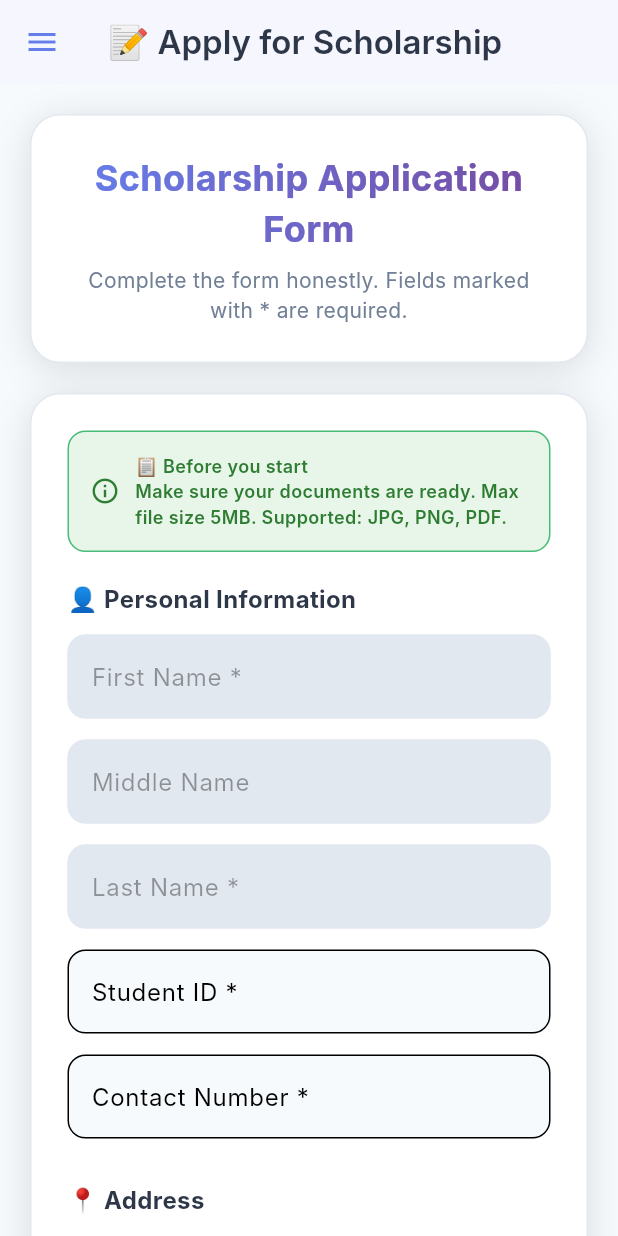
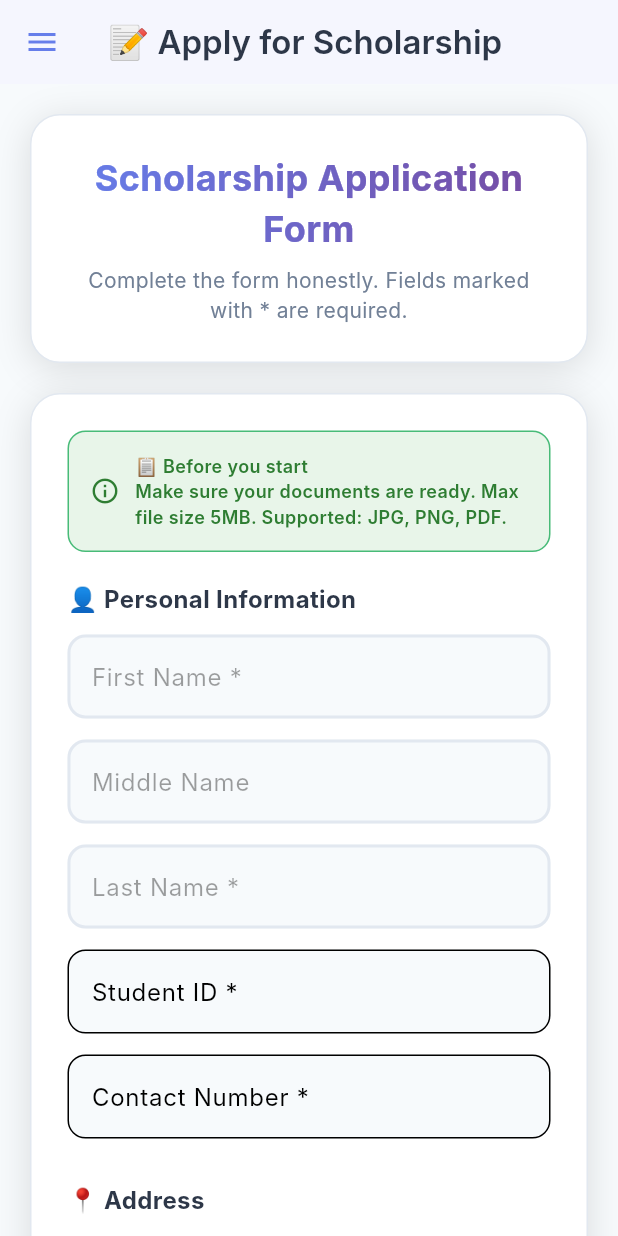
Before and after one commit to jsobrevinas6-debug/MajayjayApp, a Flutter app: the ApplyScholarshipScreen screen opened directly, on a phone screen of 412 x 824 dp. Run offline on Flutter 3.47's test engine with Material 3 defaults, Android fonts, the phone set to English and light mode, and no system bars; our stand-ins replace firebase_core, image_picker, supabase_flutter; accounts and stored records are empty; Roboto replaces fonts that are missing (Inter).

Commit message:
Gray out only text in disabled name fields, keep box normal

```diff
--- a/lib/student/apply_scholarship_screen.dart
+++ b/lib/student/apply_scholarship_screen.dart
@@ -556,6 +556,7 @@ class _ApplyScholarshipScreenState extends State<ApplyScholarshipScreen> {
         keyboardType: keyboardType,
         maxLines: maxLines,
         enabled: enabled,
+        style: enabled ? null : const TextStyle(color: Color(0xFF9CA3AF)),
         decoration: InputDecoration(
           labelText: label,
           hintText: hint,
@@ -563,7 +564,7 @@ class _ApplyScholarshipScreenState extends State<ApplyScholarshipScreen> {
           focusedBorder: OutlineInputBorder(borderRadius: BorderRadius.circular(12), borderSide: const BorderSide(color: Color(0xFF667EEA), width: 2)),
           disabledBorder: OutlineInputBorder(borderRadius: BorderRadius.circular(12), borderSide: const BorderSide(color: Color(0xFFE2E8F0), width: 2)),
           filled: true,
-          fillColor: enabled ? const Color(0xFFF7FAFC) : const Color(0xFFE2E8F0),
+          fillColor: const Color(0xFFF7FAFC),
         ),
         validator: required ? (v) => v == null || v.isEmpty ? 'This field is required' : null : null,
       ),
```
